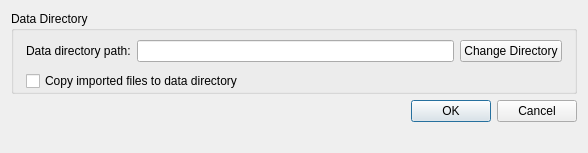
This is apps/MicroscopeSimulator/PreferencesDialog.ui in CISMM/MicroscopeSimulator2 as Qt 5 draws it before an edit. The edited form follows.
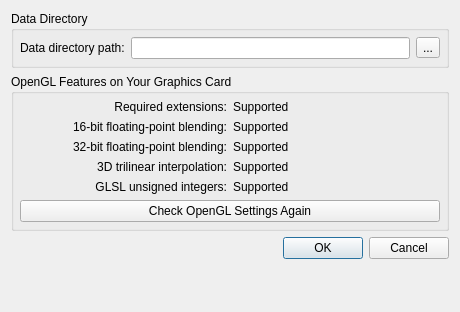
This is the edited form.

Commit message: Removed checkbox for saving PSF images into the data directory (not implemented). Added group box showing state of OpenGL features on the graphics hardware.

The edit to the form file:
```diff
--- a/apps/MicroscopeSimulator/PreferencesDialog.ui
+++ b/apps/MicroscopeSimulator/PreferencesDialog.ui
@@ -6,8 +6,8 @@
    <rect>
     <x>0</x>
     <y>0</y>
-    <width>588</width>
-    <height>153</height>
+    <width>460</width>
+    <height>312</height>
    </rect>
   </property>
   <property name="windowTitle">
@@ -19,30 +19,9 @@
      <property name="title">
       <string>Data Directory</string>
      </property>
-     <layout class="QVBoxLayout" name="verticalLayout_2">
-      <property name="spacing">
-       <number>0</number>
-      </property>
-      <property name="leftMargin">
-       <number>12</number>
-      </property>
-      <property name="topMargin">
-       <number>0</number>
-      </property>
-      <property name="rightMargin">
-       <number>12</number>
-      </property>
-      <property name="bottomMargin">
-       <number>0</number>
-      </property>
-      <item>
-       <widget class="QWidget" name="widget" native="true">
-        <layout class="QHBoxLayout" name="horizontalLayout_2">
-         <property name="leftMargin">
-          <number>0</number>
-         </property>
-         <property name="rightMargin">
-          <number>0</number>
+     <layout class="QHBoxLayout" name="horizontalLayout">
+      <property name="margin">
+       <number>6</number>
          </property>
          <item>
           <widget class="QLabel" name="gui_DirectoryPathLabel">
@@ -59,9 +38,9 @@
           </widget>
          </item>
          <item>
-          <widget class="QPushButton" name="gui_DirectoryPathButton">
+       <widget class="QToolButton" name="gui_DirectoryPathButton">
            <property name="text">
-            <string>Change Directory</string>
+         <string>...</string>
            </property>
           </widget>
          </item>
@@ -69,9 +48,103 @@
        </widget>
       </item>
       <item>
-       <widget class="QCheckBox" name="gui_CopyImportedFilesToDataDirectoryCheckBox">
+    <widget class="QGroupBox" name="gui_OpenGLFeatures">
+     <property name="title">
+      <string>OpenGL Features on Your Graphics Card</string>
+     </property>
+     <layout class="QGridLayout" name="gridLayout">
+      <property name="margin">
+       <number>6</number>
+      </property>
+      <item row="0" column="0">
+       <widget class="QLabel" name="gui_RequiredExtensionsLabel">
         <property name="text">
-         <string>Copy imported files to data directory</string>
+         <string>Required extensions:</string>
+        </property>
+        <property name="alignment">
+         <set>Qt::AlignRight|Qt::AlignTrailing|Qt::AlignVCenter</set>
+        </property>
+       </widget>
+      </item>
+      <item row="0" column="1">
+       <widget class="QLabel" name="gui_RequiredExtensionsValueLabel">
+        <property name="text">
+         <string>Supported</string>
+        </property>
+       </widget>
+      </item>
+      <item row="1" column="0">
+       <widget class="QLabel" name="gui_16BitFloatingPointBlendingLabel">
+        <property name="text">
+         <string>16-bit floating-point blending:</string>
+        </property>
+        <property name="alignment">
+         <set>Qt::AlignRight|Qt::AlignTrailing|Qt::AlignVCenter</set>
+        </property>
+       </widget>
+      </item>
+      <item row="1" column="1">
+       <widget class="QLabel" name="gui_16BitFloatingPointBlendingValueLabel">
+        <property name="text">
+         <string>Supported</string>
+        </property>
+       </widget>
+      </item>
+      <item row="2" column="0">
+       <widget class="QLabel" name="gui_32BitFloatingPointBlendingLabel">
+        <property name="text">
+         <string>32-bit floating-point blending:</string>
+        </property>
+        <property name="alignment">
+         <set>Qt::AlignRight|Qt::AlignTrailing|Qt::AlignVCenter</set>
+        </property>
+       </widget>
+      </item>
+      <item row="2" column="1">
+       <widget class="QLabel" name="gui_32BitFloatingPointBlendingValueLabel">
+        <property name="text">
+         <string>Supported</string>
+        </property>
+       </widget>
+      </item>
+      <item row="3" column="0">
+       <widget class="QLabel" name="gui_3DTrilinearInterpolationLabel">
+        <property name="text">
+         <string>3D trilinear interpolation:</string>
+        </property>
+        <property name="alignment">
+         <set>Qt::AlignRight|Qt::AlignTrailing|Qt::AlignVCenter</set>
+        </property>
+       </widget>
+      </item>
+      <item row="3" column="1">
+       <widget class="QLabel" name="gui_3DTrilinearInterpolationValueLabel">
+        <property name="text">
+         <string>Supported</string>
+        </property>
+       </widget>
+      </item>
+      <item row="4" column="0">
+       <widget class="QLabel" name="gui_GLSLUnsignedIntegersLabel">
+        <property name="text">
+         <string>GLSL unsigned integers:</string>
+        </property>
+        <property name="alignment">
+         <set>Qt::AlignRight|Qt::AlignTrailing|Qt::AlignVCenter</set>
+        </property>
+       </widget>
+      </item>
+      <item row="4" column="1">
+       <widget class="QLabel" name="gui_GLSLUnsignedIntegersValueLabel">
+        <property name="text">
+         <string>Supported</string>
+        </property>
+       </widget>
+      </item>
+      <item row="5" column="0" colspan="2">
+       <widget class="QPushButton" name="gui_CheckOpenGLSettingsAgainButton">
+        <property name="text">
+         <string>Check OpenGL Settings Again</string>
         </property>
        </widget>
       </item>
```
Left out of the diff: 2 changed lines with no effect on the pictures. Lines whose indentation alone changed are shown as unchanged. The commit also changes 2 other files.
